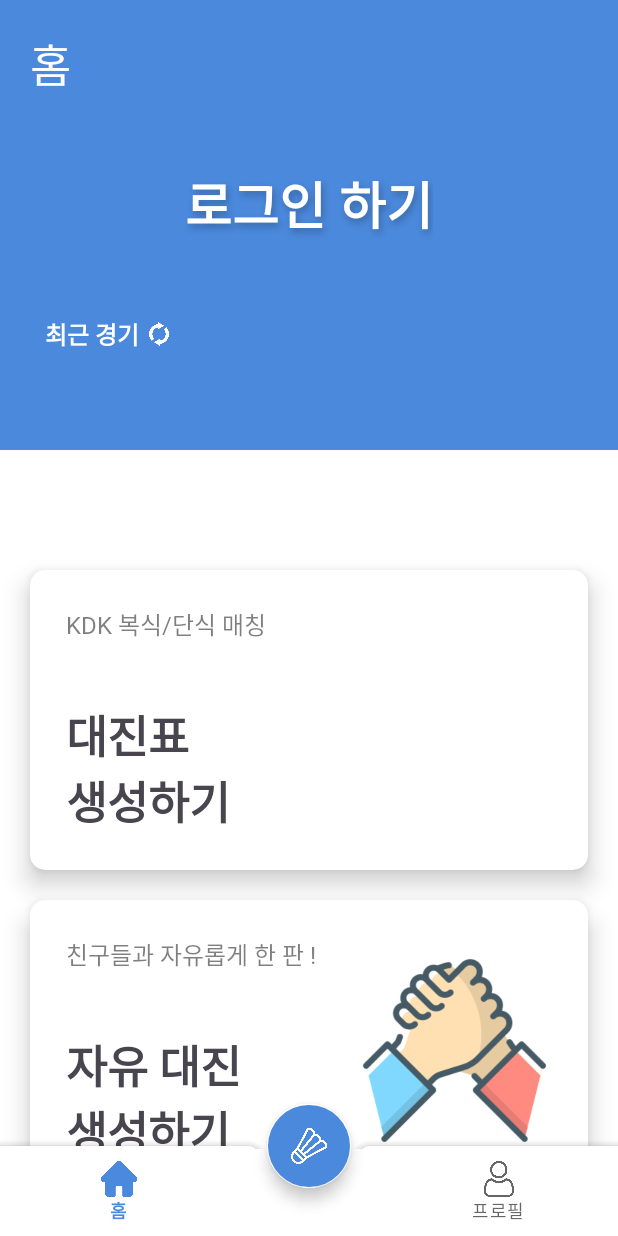
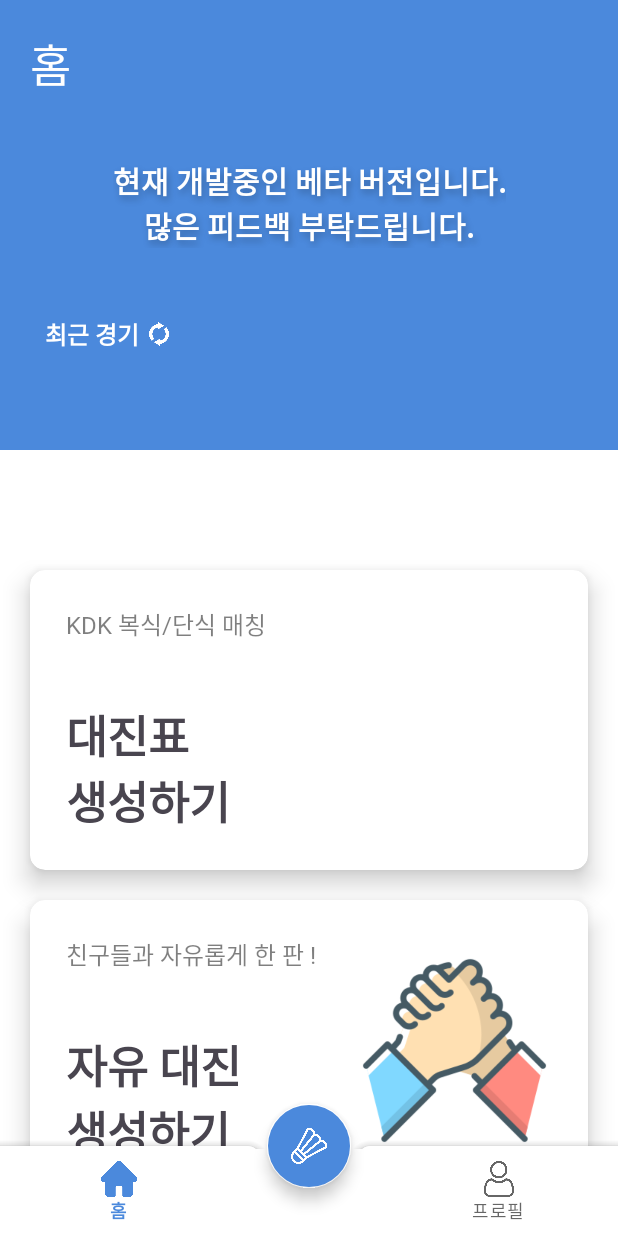
Before and after one commit to Kuneosu/Mintoners, an Android app: the HomeFragment screen opened directly, with no data from a screen before it, on a phone screen of 412 x 824 dp. Run offline under Robolectric (Android 15) with nearby library versions, the phone set to English and light mode, and no system bars; our stand-ins replace Dagger/Hilt's generated code, Room's generated code.

Commit message:
Home, Splash에 Beta 텍스트 추가

```diff
--- a/app/src/main/res/layout/fragment_home.xml
+++ b/app/src/main/res/layout/fragment_home.xml
@@ -46,8 +46,25 @@
                 android:layout_marginHorizontal="@dimen/margin_default"
                 android:visibility="visible"
                 app:layout_constraintTop_toBottomOf="@id/home_title">
+                <TextView
+                    android:layout_width="wrap_content"
+                    android:layout_height="wrap_content"
+                    android:shadowColor="#40000000"
+                    android:shadowDx="2"
+                    android:shadowDy="4"
+                    android:shadowRadius="6"
+                    android:text="@string/beta_logo"
+                    android:textAlignment="center"
+                    android:textColor="@color/white"
+                    android:textSize="@dimen/text_large"
+                    android:textStyle="bold"
+                    app:layout_constraintBottom_toBottomOf="parent"
+                    app:layout_constraintEnd_toEndOf="parent"
+                    app:layout_constraintStart_toStartOf="parent"
+                    app:layout_constraintTop_toTopOf="parent" />
 
                 <TextView
+                    android:visibility="gone"
                     android:layout_width="wrap_content"
                     android:layout_height="wrap_content"
                     android:shadowColor="#40000000"
--- a/app/src/main/res/values/strings.xml
+++ b/app/src/main/res/values/strings.xml
@@ -39,4 +39,6 @@
     <string name="sync_button">sync_button</string>
     <string name="beta_feature_message">아직 구현되지 않은 기능입니다.</string>
     <string name="game_count_warning">경기 참가 인원 수가 8,12,16명인 경우에만\n3게임 대진표를 작성할 수 있습니다.\n인원수가 맞지 않을 경우 대진표를 생성할 수 없습니다.</string>
+    <string name="beta_logo">현재 개발중인 베타 버전입니다.\n많은 피드백 부탁드립니다.</string>
+    <string name="versions">version 1.0.0-beta.3</string>
 </resources>
```
Also changed, not shown: app/src/main/res/layout/activity_splash.xml (+10 -0 lines).
